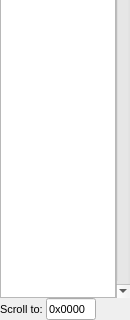
StanWarford/pep8cpu, file mainmemory.ui: the form before one commit; both pictures show x 0 to 130 and y 204 to 524 of the 130 by 524 pixel window.
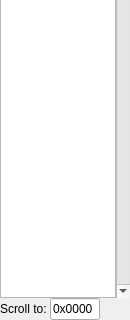
The form after the commit.

Commit message: Hooked up the 'scroll to' widget in the memory pane.

```diff
--- a/mainmemory.ui
+++ b/mainmemory.ui
@@ -214,12 +214,7 @@
       <number>0</number>
      </property>
      <item>
-      <widget class="QLabel" name="label_2">
-       <property name="font">
-        <font>
-         <pointsize>8</pointsize>
-        </font>
-       </property>
+      <widget class="QLabel" name="scrollToLabel">
        <property name="text">
         <string>Scroll to: </string>
        </property>
@@ -239,11 +234,6 @@
          <height>16777215</height>
         </size>
        </property>
-       <property name="font">
-        <font>
-         <pointsize>8</pointsize>
-        </font>
-       </property>
        <property name="text">
         <string>0x0000</string>
        </property>
```
Left out of the diff: 2 changed lines with no effect on the pictures. The commit also changes 2 other files.
